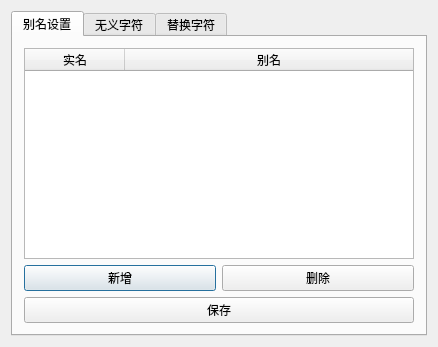
Before: the Qt Designer form wx/QGuiWxSetting.ui in weibo6631352/wx, drawn with Qt 5.
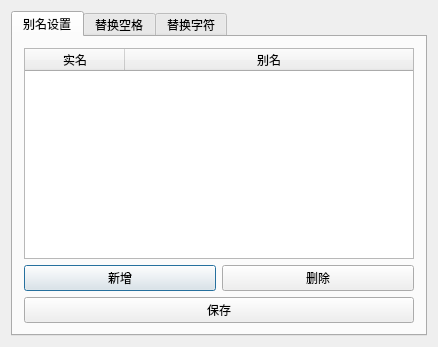
After: the same form once the commit is applied.

Commit message:
解决遗留问题： 最后一个版本  一共三个问题   一  英文逗号  二  个多少多少后边有无意字符   不会过 三   无意字符   删除的时候   有几率搞死  本质还是因为英文逗号
更新：
1，无义字符名字改为了“替换空格”
2，替换空格 里面的格式不再是逗号分隔了，换成了换行符
3，删除分隔符功能，原有的分隔符内东西，可以放到“替换空格”中用
4，输入错误的行内高亮提示出来

待更新：
1，聊天记录
2，每日统计图表

Diff of the .ui file:
```diff
--- a/wx/QGuiWxSetting.ui
+++ b/wx/QGuiWxSetting.ui
@@ -79,7 +79,7 @@
      </widget>
      <widget class="QWidget" name="tab_nomean">
       <attribute name="title">
-       <string>无义字符</string>
+       <string>替换空格</string>
       </attribute>
       <layout class="QVBoxLayout" name="verticalLayout_10">
        <item>
```
Left out of the diff: 30 changed lines with no effect on the pictures. The commit also changes 17 other files.
